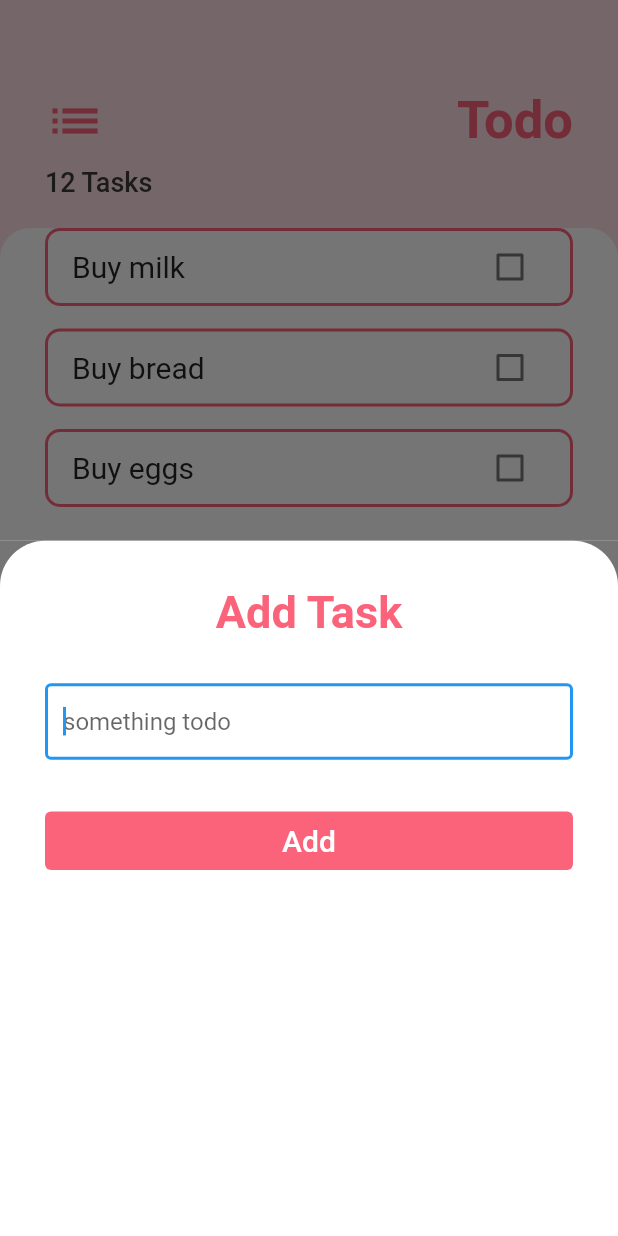
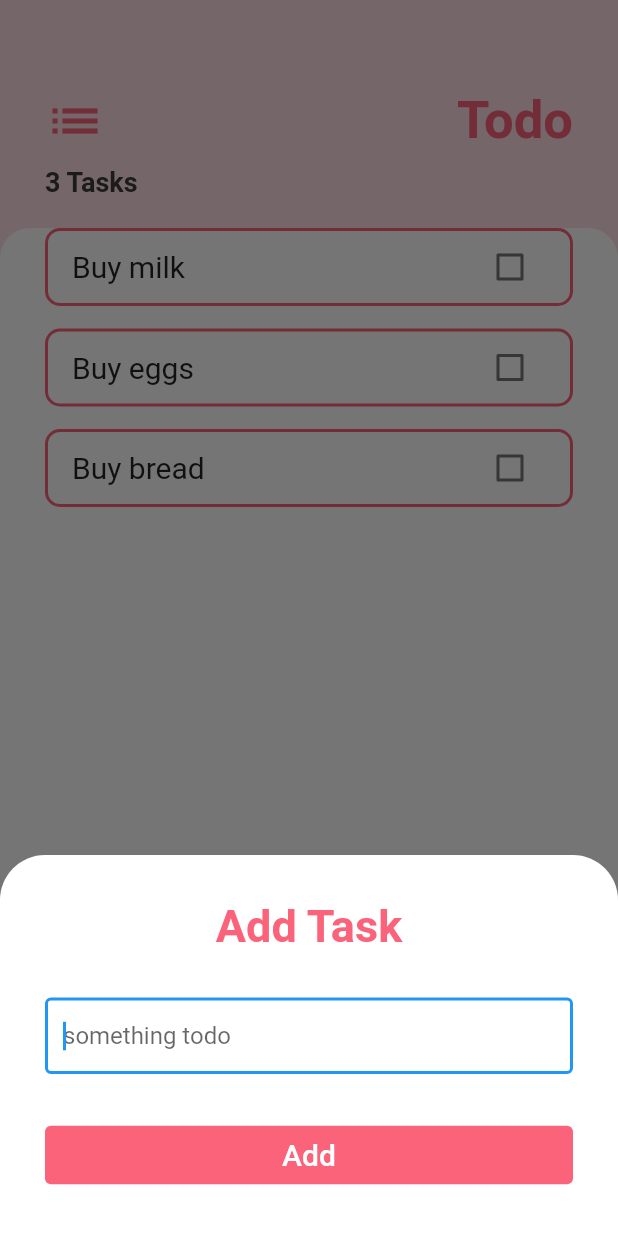
Before and after one commit to minhdo20x/Flutter-Todo-App, a Flutter app: the screen it shows after launch, after a tap on the "add" icon, on a phone screen of 412 x 824 dp. Run offline on Flutter 3.47's test engine with Material 2 defaults, Android fonts, the phone set to English and light mode, and no system bars.

```diff
--- a/lib/main.dart
+++ b/lib/main.dart
@@ -1,18 +1,20 @@
 import 'package:flutter/material.dart';
+import 'package:provider/provider.dart';
 import 'screens/tasks_screen.dart';
+import 'models/task_data.dart';
 
 void main(List<String> args) {
   runApp(MyApp());
 }
 
 class MyApp extends StatelessWidget {
-  const MyApp({super.key});
-
   @override
   Widget build(BuildContext context) {
-    return const MaterialApp(
-      debugShowCheckedModeBanner: false,
-      home: TasksScreen(),
+    return ChangeNotifierProvider(
+      create: (context) => TaskData(),
+      child: MaterialApp(
+        home: TaskScreen(),
+      ),
     );
   }
 }
--- /dev/null
+++ b/lib/models/task_data.dart
@@ -0,0 +1,35 @@
+import 'package:flutter/foundation.dart';
+import 'dart:collection';
+import 'task.dart';
+
+class TaskData extends ChangeNotifier {
+  List<Task> _tasks = [
+    Task(name: 'Buy milk'),
+    Task(name: 'Buy eggs'),
+    Task(name: 'Buy bread'),
+  ];
+
+  UnmodifiableListView<Task> get tasks {
+    return UnmodifiableListView(_tasks);
+  }
+
+  int get taskCount {
+    return _tasks.length;
+  }
+
+  void addTask(String newTaskTitle) {
+    final task = Task(name: newTaskTitle);
+    _tasks.add(task);
+    notifyListeners();
+  }
+
+  void updateTask(Task task) {
+    task.toggleDone();
+    notifyListeners();
+  }
+
+  void deleteTask(Task task) {
+    _tasks.remove(task);
+    notifyListeners();
+  }
+}
--- a/lib/screens/add_task_screen.dart
+++ b/lib/screens/add_task_screen.dart
@@ -1,8 +1,14 @@
 import 'package:flutter/material.dart';
 import 'package:to_do_app/constants/colors.dart';
+import 'package:provider/provider.dart';
+import 'package:to_do_app/models/task_data.dart';
+import 'package:to_do_app/models/task.dart';
 
-Widget buildBottomSheet(BuildContext context) {
-  //double HeightScreen = MediaQuery.of(context).size.height;
+class AddTaskScreen extends StatelessWidget {
+  @override
+  String? newTaskTitle;
+
+  Widget build(BuildContext context) {
     return Container(
       color: tdGrey,
       child: Container(
@@ -26,18 +32,18 @@ Widget buildBottomSheet(BuildContext context) {
             const SizedBox(
               height: 30,
             ),
-          const TextField(
+            TextField(
               autofocus: true,
-            decoration: InputDecoration(
+              decoration: const InputDecoration(
                 border: OutlineInputBorder(
-                borderSide: BorderSide(
-                  color: tdPink,
-                  width: 3,
-                ),
+                  borderSide: BorderSide(),
                 ),
                 hintText: 'something todo',
                 isDense: true,
               ),
+              onChanged: (value) {
+                newTaskTitle = value;
+              },
             ),
             const SizedBox(
               height: 30,
@@ -53,7 +59,11 @@ Widget buildBottomSheet(BuildContext context) {
                   },
                 ),
               ),
-            onPressed: () {},
+              onPressed: () {
+                Provider.of<TaskData>(context, listen: false)
+                    .addTask(newTaskTitle!);
+                Navigator.pop(context);
+              },
               child: const Text(
                 'Add',
                 style: TextStyle(fontSize: 20, color: Colors.white),
@@ -64,3 +74,19 @@ Widget buildBottomSheet(BuildContext context) {
       ),
     );
   }
+}
+
+
+
+
+// Widget AddTaskScreen(BuildContext context) {
+
+  // final Function addTaskCallback;
+
+  // AddTaskScreen(this.addTaskCallback);
+//   String? newTaskTitle;
+
+//   //double HeightScreen = MediaQuery.of(context).size.height;
+//
+//
+// }
--- a/lib/screens/tasks_screen.dart
+++ b/lib/screens/tasks_screen.dart
@@ -3,11 +3,20 @@ import 'package:flutter/material.dart';
 import 'package:to_do_app/constants/colors.dart';
 import 'package:to_do_app/widgets/task_tile.dart';
 import 'package:to_do_app/widgets/tasks_list.dart';
-import 'add_task_screen.dart';
+import 'package:to_do_app/models/task.dart';
+import 'package:to_do_app/screens/add_task_screen.dart';
+import 'package:provider/provider.dart';
+import 'package:to_do_app/models/task_data.dart';
 
-class TasksScreen extends StatelessWidget {
-  const TasksScreen({super.key});
+// class TasksScreen extends StatefulWidget {
+//   const TasksScreen({super.key});
 
+//   @override
+//   State<TasksScreen> createState() => _TasksScreenState();
+// }
+
+// class _TasksScreenState extends State<TasksScreen> {
+class TaskScreen extends StatelessWidget {
   @override
   Widget build(BuildContext context) {
     return Scaffold(
@@ -15,10 +24,17 @@ class TasksScreen extends StatelessWidget {
       floatingActionButton: FloatingActionButton(
         foregroundColor: tdPink,
         backgroundColor: tdlightPink,
+        child: const Icon(Icons.add),
         onPressed: () {
-          showModalBottomSheet(context: context, builder: buildBottomSheet);
+          showModalBottomSheet(
+              context: context,
+              builder: (context) => SingleChildScrollView(
+                      child: Container(
+                    padding: EdgeInsets.only(
+                        bottom: MediaQuery.of(context).viewInsets.bottom),
+                    child: AddTaskScreen(),
+                  )));
         },
-        child: const Icon(Icons.add),
       ),
       body: Column(
         crossAxisAlignment: CrossAxisAlignment.start,
@@ -48,11 +64,11 @@ class TasksScreen extends StatelessWidget {
                 const SizedBox(
                   height: 10,
                 ),
-                const Text(
-                  '12 Tasks',
-                  style: TextStyle(
+                Text(
+                  '${Provider.of<TaskData>(context).tasks.length} Tasks',
+                  style: const TextStyle(
                     color: tdBlack,
-                    fontWeight: FontWeight.w500,
+                    fontWeight: FontWeight.w600,
                     fontSize: 18.0,
                   ),
                 ),
--- a/lib/widgets/task_tile.dart
+++ b/lib/widgets/task_tile.dart
@@ -9,12 +9,14 @@ class TaskTile extends StatelessWidget {
 // class _TaskTileState extends State<TaskTile> {
   final bool? isChecked;
   final String? taskTitle;
-  final Function(bool?) checkboxCallbacks;
+  final Function(bool?) checkboxCallback;
+  final void Function() longPressCallback;
 
   const TaskTile(
       {required this.isChecked,
       required this.taskTitle,
-      required this.checkboxCallbacks});
+      required this.checkboxCallback,
+      required this.longPressCallback});
 
   // void checkboxCallBack(bool? checkBoxState) {
   //   setState(() {
@@ -35,6 +37,7 @@ class TaskTile extends StatelessWidget {
         borderRadius: BorderRadius.all(Radius.circular(10.0)),
       ),
       child: ListTile(
+        onLongPress: longPressCallback,
         dense: true,
         title: Text(
           taskTitle!,
@@ -47,7 +50,7 @@ class TaskTile extends StatelessWidget {
         trailing: Checkbox(
           activeColor: Colors.green,
           value: isChecked,
-          onChanged: checkboxCallbacks,
+          onChanged: checkboxCallback,
         ),
       ),
     );
--- a/lib/widgets/tasks_list.dart
+++ b/lib/widgets/tasks_list.dart
@@ -1,33 +1,65 @@
 import 'package:flutter/material.dart';
 import 'package:to_do_app/widgets/task_tile.dart';
 import 'package:to_do_app/models/task.dart';
+import 'package:to_do_app/models/task_data.dart';
+import 'package:provider/provider.dart';
 
-class TasksList extends StatefulWidget {
-  @override
-  State<TasksList> createState() => _TasksListState();
-}
-
-class _TasksListState extends State<TasksList> {
-  List<Task> tasks = [
-    Task(name: 'Buy milk'),
-    Task(name: 'Buy bread'),
-    Task(name: 'Buy eggs')
-  ];
-
+class TasksList extends StatelessWidget {
   @override
   Widget build(BuildContext context) {
-    return ListView.builder(
-      itemBuilder: (context, index) {
-        return TaskTile(
-            taskTitle: tasks[index].name,
-            isChecked: tasks[index].isDone!,
-            checkboxCallbacks: (checkboxState) {
-              setState(() {
-                tasks[index].toggleDone();
-              });
-            });
+    return Consumer<TaskData>(
+      builder: (context, taskData, child) {
+        return ListView.builder(
+          itemBuilder: (context, index) {
+            final task = taskData.tasks[index];
+            return TaskTile(
+              taskTitle: task.name,
+              isChecked: task.isDone,
+              checkboxCallback: (checkboxState) {
+                taskData.updateTask(task);
+              },
+              longPressCallback: () {
+                taskData.deleteTask(task);
+              },
+            );
+          },
+          itemCount: taskData.taskCount,
+        );
       },
-      itemCount: tasks.length,
     );
   }
 }
+
+// class TasksList extends StatefulWidget {
+//   final List<Task> tasks;
+//   TasksList(this.tasks);
+
+//   @override
+//   State<TasksList> createState() => _TasksListState();
+// }
+
+// class _TasksListState extends State<TasksList> {
+//   // List<Task> tasks = [
+//   //   Task(name: 'Buy milk'),
+//   //   Task(name: 'Buy bread'),
+//   //   Task(name: 'Buy eggs')
+//   // ];
+
+//   @override
+//   Widget build(BuildContext context) {
+//     return ListView.builder(
+//       itemBuilder: (context, index) {
+//         return TaskTile(
+//             taskTitle: widget.tasks[index].name,
+//             isChecked: widget.tasks[index].isDone!,
+//             checkboxCallbacks: (bool? checkboxState) {
+//               setState(() {
+//                 //isChecked = checkboxState
+//                 widget.tasks[index].toggleDone();
+//               });
+//             });
+//       },
+//       itemCount: widget.tasks.length,
+//     );
+//   }
+// }
--- a/pubspec.yaml
+++ b/pubspec.yaml
@@ -35,6 +35,7 @@ dependencies:
   # The following adds the Cupertino Icons font to your application.
   # Use with the CupertinoIcons class for iOS style icons.
   cupertino_icons: ^1.0.2
+  provider: ^6.0.5
 
 dev_dependencies:
   flutter_test:
```
Also changed, not shown: pubspec.lock. Lines whose indentation alone changed are shown as unchanged.
